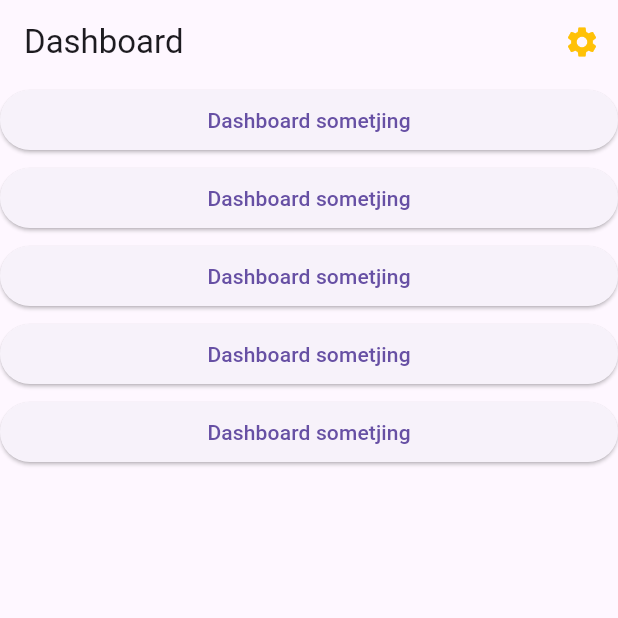
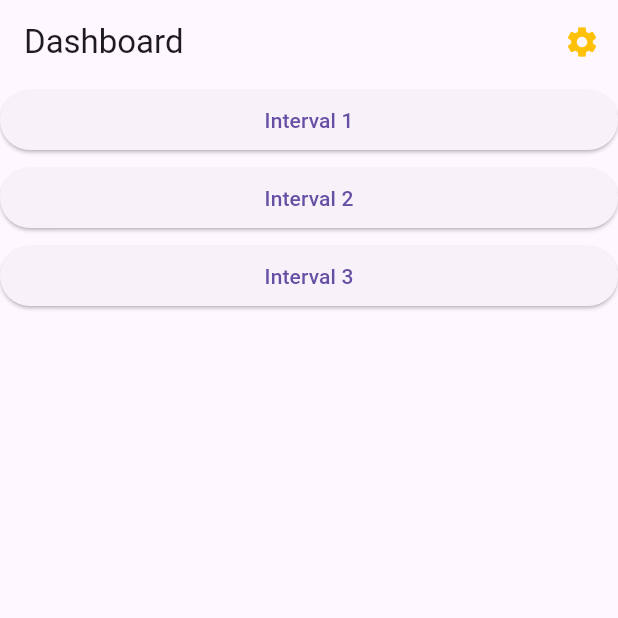
Before and after one commit to jbarszczewski/training-intervals, a Flutter app: the screen it shows after launch, after a tap on the "settings" icon, on a phone screen of 412 x 824 dp, the top half of it. Run offline on Flutter 3.47's test engine with Material 3 defaults, Android fonts, the phone set to English and light mode, and no system bars; our stand-ins replace get_it.

Commit message:
Refactor interval management by implementing service locator, updating repository structure, and enhancing dashboard functionality

```diff
--- /dev/null
+++ b/lib/config/service_locator.dart
@@ -0,0 +1,16 @@
+import 'package:get_it/get_it.dart';
+
+import '../features/dashboard/managers/dashboard_manager.dart';
+import '../features/intervals/managers/interval_manager.dart';
+import '../shared/repositories/interval_repository.dart';
+
+final GetIt getIt = GetIt.instance;
+
+void registerDependencies() {
+  // Register repositories
+  getIt.registerSingleton<IntervalRepository>(IntervalRepository());
+
+  // Register managers
+  getIt.registerSingleton<DashboardManager>(DashboardManager());
+  getIt.registerSingleton<IntervalManager>(IntervalManager());
+}
--- a/lib/core/models/interval.dart
+++ /dev/null
@@ -1,6 +0,0 @@
-class Interval {
-  final String id;
-  final String title;
-
-  Interval({required this.id, required this.title});
-}
--- /dev/null
+++ b/lib/features/dashboard/managers/dashboard_manager.dart
@@ -0,0 +1,35 @@
+import 'package:flutter/foundation.dart';
+import 'package:get_it/get_it.dart';
+import 'package:uuid/uuid.dart';
+
+import '../../../shared/repositories/interval_repository.dart';
+import '/features/intervals/models/interval.dart';
+
+class DashboardManager with ChangeNotifier {
+  final _intervalRepository = GetIt.instance<IntervalRepository>();
+
+  List<Interval> _intervals = [];
+
+  DashboardManager() {
+    _loadIntervals();
+  }
+
+  List<Interval> get intervals => _intervals;
+  void addInterval(Interval interval) {
+    interval = interval.copyWith(id: Uuid().v4());
+    _intervalRepository.addInterval(interval);
+    _intervals.add(interval);
+    notifyListeners();
+  }
+
+  void removeInterval(Interval interval) {
+    _intervalRepository.deleteInterval(interval);
+    _intervals.remove(interval);
+    notifyListeners();
+  }
+
+  Future<void> _loadIntervals() async {
+    _intervals = await _intervalRepository.getIntervals();
+    notifyListeners();
+  }
+}
--- a/lib/features/dashboard/presentation/dashboard_screen.dart
+++ /dev/null
@@ -1,47 +0,0 @@
-import 'package:flutter/material.dart';
-import 'package:training_intervals/features/dashboard/presentation/widgets/interval_card.dart';
-
-class DashboardScreen extends StatelessWidget {
-  static const String route = '/';
-
-  const DashboardScreen({super.key});
-
-  @override
-  Widget build(BuildContext context) {
-    return Scaffold(
-      appBar: AppBar(
-        title: Text('Dashboard'),
-        actions: [
-          IconButton(
-            icon: Icon(
-              Icons.settings,
-              color: Colors.amber,
-              size: 24,
-              semanticLabel: 'Settings',
-            ),
-            onPressed: () {},
-          ),
-        ],
-      ),
-      body: ListView.builder(
-        itemCount: 5,
-        itemBuilder: (context, index) {
-          final routes = [
-            "/intervals/123",
-            "/intervals/1",
-            "/intervals/12",
-            "/intervals/3",
-            "/intervals/23",
-          ];
-          return Padding(
-            padding: const EdgeInsets.only(bottom: 4.0),
-            child: IntervalCard(
-              title: 'Dashboard sometjing',
-              onPressed: () => Navigator.pushNamed(context, routes[index]),
-            ),
-          );
-        },
-      ),
-    );
-  }
-}
--- /dev/null
+++ b/lib/features/dashboard/widgets/dashboard_screen.dart
@@ -0,0 +1,55 @@
+import 'package:flutter/material.dart';
+import 'package:training_intervals/features/dashboard/managers/dashboard_manager.dart';
+
+import '../../../config/service_locator.dart';
+import 'interval_card.dart';
+
+class DashboardScreen extends StatelessWidget {
+  static const String route = '/';
+
+  final DashboardManager _dashboardManager = getIt<DashboardManager>();
+
+  DashboardScreen({super.key});
+
+  @override
+  Widget build(BuildContext context) {
+    return Scaffold(
+      appBar: AppBar(
+        title: Text('Dashboard'),
+        actions: [
+          IconButton(
+            icon: Icon(
+              Icons.settings,
+              color: Colors.amber,
+              size: 24,
+              semanticLabel: 'Settings',
+            ),
+            onPressed: () {},
+          ),
+        ],
+      ),
+      body: ListenableBuilder(
+        listenable: _dashboardManager,
+        builder: (context, _) {
+          return ListView.builder(
+            itemCount: _dashboardManager.intervals.length,
+            itemBuilder: (context, index) {
+              final interval = _dashboardManager.intervals[index];
+              return Padding(
+                padding: const EdgeInsets.only(bottom: 4.0),
+                child: IntervalCard(
+                  title: interval.title,
+                  onPressed:
+                      () => Navigator.pushNamed(
+                        context,
+                        "/intervals/${interval.id}",
+                      ),
+                ),
+              );
+            },
+          );
+        },
+      ),
+    );
+  }
+}
--- /dev/null
+++ b/lib/features/intervals/managers/interval_manager.dart
@@ -0,0 +1,16 @@
+import 'package:flutter/foundation.dart';
+
+import '../../../config/service_locator.dart';
+import '../../../shared/repositories/interval_repository.dart';
+import '../models/interval.dart';
+
+class IntervalManager with ChangeNotifier {
+  final _intervalRepository = getIt<IntervalRepository>();
+  Interval _interval = Interval(id: '', title: '', steps: [], restDuration: 0);
+  Interval get interval => _interval;
+
+  void loadInterval(String id) {
+    _interval = _intervalRepository.getInterval(id);
+    notifyListeners();
+  }
+}
--- /dev/null
+++ b/lib/features/intervals/models/interval.dart
@@ -0,0 +1,38 @@
+class Interval {
+  final String id;
+  final String title;
+  final List<Step> steps;
+  final int restDuration;
+
+  Interval({
+    required this.id,
+    required this.title,
+    required this.steps,
+    required this.restDuration,
+  });
+
+  Interval copyWith({String? id, String? title}) {
+    return Interval(
+      id: id ?? this.id,
+      title: title ?? this.title,
+      steps: steps,
+      restDuration: restDuration,
+    );
+  }
+}
+
+class Step {
+  final String id;
+  final String title;
+  final int duration;
+
+  Step({required this.id, required this.title, required this.duration});
+
+  Step copyWith({String? id, String? title, int? duration}) {
+    return Step(
+      id: id ?? this.id,
+      title: title ?? this.title,
+      duration: duration ?? this.duration,
+    );
+  }
+}
--- a/lib/main.dart
+++ b/lib/main.dart
@@ -1,9 +1,13 @@
 import 'package:flutter/material.dart';
-import 'package:training_intervals/features/dashboard/presentation/dashboard_screen.dart';
-import 'package:training_intervals/features/intervals/presentation/details_screen.dart';
-import 'package:training_intervals/features/intervals/presentation/player_screen.dart';
+import 'package:training_intervals/features/dashboard/widgets/dashboard_screen.dart';
+import 'package:training_intervals/features/intervals/widgets/details_screen.dart';
+import 'package:training_intervals/features/intervals/widgets/player_screen.dart';
+
+import 'config/service_locator.dart';
 
 void main() {
+  // Register dependencies
+  registerDependencies();
   runApp(const Application());
 }
 
@@ -14,6 +18,8 @@ class Application extends StatelessWidget {
   Widget build(BuildContext context) => MaterialApp(
     debugShowCheckedModeBanner: false,
     theme: ThemeData.light(),
+    darkTheme: ThemeData.dark(),
+    themeMode: ThemeMode.system,
     onGenerateRoute: (settings) {
       // Handle '/'
       if (settings.name == '/') {
--- /dev/null
+++ b/lib/shared/repositories/interval_repository.dart
@@ -0,0 +1,65 @@
+import 'package:uuid/uuid.dart';
+
+import '../../features/intervals/models/interval.dart';
+
+class IntervalRepository {
+  // list of intervals
+  List<Interval> intervals = [
+    Interval(
+      id: Uuid().v4(),
+      title: 'Interval 1',
+      steps: [
+        Step(id: Uuid().v4(), title: 'Step 1', duration: 30),
+        Step(id: Uuid().v4(), title: 'Step 2', duration: 60),
+      ],
+      restDuration: 15,
+    ),
+    Interval(
+      id: Uuid().v4(),
+      title: 'Interval 2',
+      steps: [
+        Step(id: Uuid().v4(), title: 'Step 3', duration: 45),
+        Step(id: Uuid().v4(), title: 'Step 2', duration: 90),
+      ],
+      restDuration: 20,
+    ),
+    Interval(
+      id: Uuid().v4(),
+      title: 'Interval 3',
+      steps: [
+        Step(id: Uuid().v4(), title: 'Step 4', duration: 60),
+        Step(id: Uuid().v4(), title: 'Step 1', duration: 120),
+      ],
+      restDuration: 30,
+    ),
+  ];
+
+  Future<void> addInterval(Interval interval) async {
+    return Future.delayed(const Duration(seconds: 1), () {
+      intervals.add(interval);
+    });
+  }
+
+  Future<void> deleteInterval(Interval interval) async {
+    return Future.delayed(const Duration(seconds: 1), () {
+      intervals.removeWhere((i) => i.id == interval.id);
+    });
+  }
+
+  Interval getInterval(String id) {
+    return intervals.firstWhere((interval) => interval.id == id);
+  }
+
+  Future<List<Interval>> getIntervals() async {
+    return Future.delayed(const Duration(seconds: 1), () => intervals);
+  }
+
+  Future<void> updateInterval(Interval interval) async {
+    return Future.delayed(const Duration(seconds: 1), () {
+      final index = intervals.indexWhere((i) => i.id == interval.id);
+      if (index != -1) {
+        intervals[index] = interval;
+      }
+    });
+  }
+}
```
Also changed, not shown: lib/core/repositories/interval_repository.dart (deleted, +0 -37 lines), lib/features/intervals/presentation/details_screen.dart (deleted, +0 -36 lines), lib/features/intervals/presentation/player_screen.dart (deleted, +0 -16 lines), lib/features/intervals/widgets/details_screen.dart (added, +57 -0 lines), lib/features/intervals/widgets/player_screen.dart (added, +75 -0 lines), pubspec.yaml (+2 -17 lines), lib/features/dashboard/widgets/interval_card.dart (renamed from lib/features/dashboard/presentation/widgets/interval_card.dart), pubspec.lock, 1 other file.
